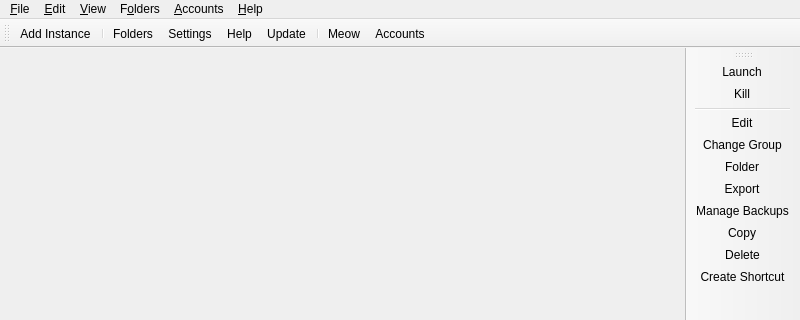
Project-Tick/ProjT-Launcher, file launcher/ui/MainWindow.ui: the form before one commit; both pictures show x 0 to 800 and y 0 to 320 of the 800 by 600 pixel window.
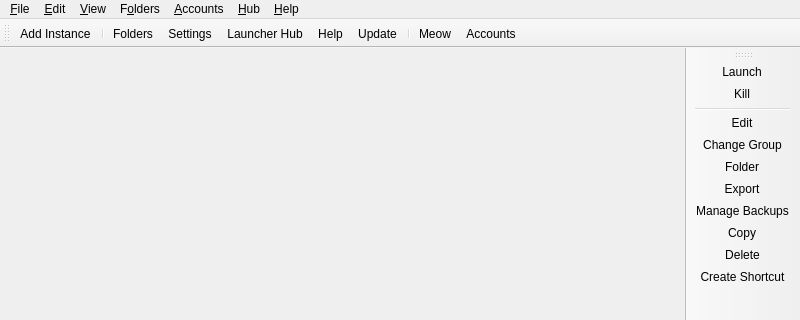
The form after the commit. Icons and pictures are not drawn. Custom widgets are drawn as their Qt base class.

Patch:
```diff
--- a/launcher/ui/MainWindow.ui
+++ b/launcher/ui/MainWindow.ui
@@ -53,6 +53,7 @@
    <addaction name="separator"/>
    <addaction name="actionFoldersButton"/>
    <addaction name="actionSettings"/>
+   <addaction name="actionLauncherHub"/>
    <addaction name="actionHelpButton"/>
    <addaction name="actionCheckUpdate"/>
    <addaction name="separator"/>
@@ -228,13 +229,31 @@
     <addaction name="actionOpenWiki"/>
     <addaction name="actionAbout"/>
    </widget>
+   <widget class="QMenu" name="hubMenu">
+    <property name="title">
+     <string>&amp;Hub</string>
+    </property>
+    <addaction name="actionLauncherHub"/>
+   </widget>
    <addaction name="fileMenu"/>
    <addaction name="editMenu"/>
    <addaction name="viewMenu"/>
    <addaction name="foldersMenu"/>
    <addaction name="accountsMenu"/>
+   <addaction name="hubMenu"/>
    <addaction name="helpMenu"/>
   </widget>
+  <action name="actionLauncherHub">
+   <property name="icon">
+    <iconset theme="internet-services"/>
+   </property>
+   <property name="text">
+    <string>Launcher Hub...</string>
+   </property>
+   <property name="toolTip">
+    <string>Open the Project Tick Launcher Hub inside the launcher.</string>
+   </property>
+  </action>
   <action name="actionMoreNews">
    <property name="icon">
     <iconset theme="news"/>
```
Left out of the diff: 4 changed lines with no effect on the pictures.
